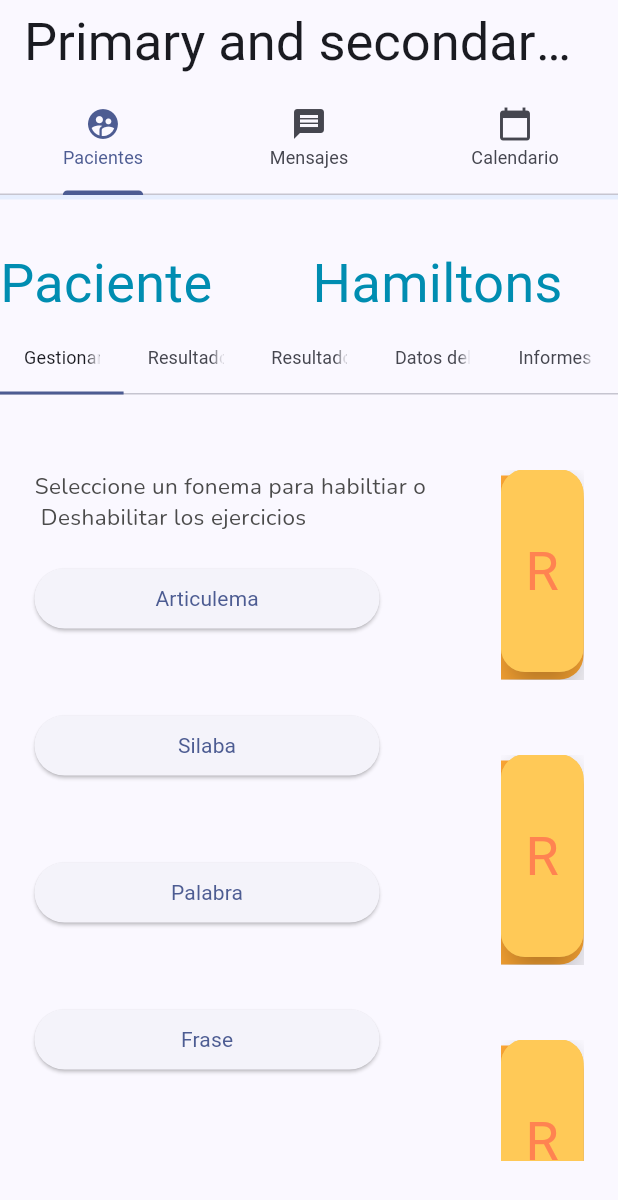
After one commit to SpeakApp-UNLaM/speakapp-webapp, a Flutter app: the screen it shows after launch, on a phone screen of 412 x 824 dp. The commit adds this screen. Shown: the top 1200 px of the screen. Run offline on Flutter 3.47's test engine with Material 2 defaults, Android fonts, the phone set to English and light mode, and no system bars; our stand-ins replace dio, fluttertoast, google_fonts; Roboto replaces fonts that are missing (IkkaRounded).

Commit message:
fix classes

```diff
--- a/lib/main.dart
+++ b/lib/main.dart
@@ -1,5 +1,5 @@
 import 'package:flutter/material.dart';
-import 'package:speak_app_web/screens/manage_exercise_screen.dart';
+import 'package:speak_app_web/screens/management_screen.dart';
 
 import 'config/theme/app_theme.dart';
 
@@ -16,7 +16,7 @@ class MyApp extends StatelessWidget {
     return MaterialApp(
       title: 'Flutter Demo',
       theme: AppTheme.theme(),
-      home: const TabBarExample(),
+      home: const ManagementScreen(),
     );
   }
 }
--- /dev/null
+++ b/lib/screens/manage_patient_view.dart
@@ -0,0 +1,35 @@
+import 'package:flutter/material.dart';
+
+import '../config/theme/app_theme.dart';
+import '../widgets/second_tab_bar_manage_patient.dart';
+
+class ManagePatientView extends StatelessWidget {
+  const ManagePatientView({
+    super.key,
+  });
+
+  @override
+  Widget build(BuildContext context) {
+    return Column(
+      children: [
+        Divider(
+          thickness: 3,
+          height: 3,
+          color: colorList[7],
+        ),
+        const SizedBox(
+          height: 30,
+        ),
+        Container(
+            alignment: Alignment.centerLeft,
+            child: Text("Paciente       Hamiltons",
+                style: TextStyle(
+                  fontSize: 36,
+                  color: colorList[6],
+                  fontFamily: 'IkkaRounded',
+                ))),
+        const SecondTabBarPatient(),
+      ],
+    );
+  }
+}
--- /dev/null
+++ b/lib/screens/management_screen.dart
@@ -0,0 +1,60 @@
+import 'package:flutter/material.dart';
+import 'manage_patient_view.dart';
+
+class ManagementScreen extends StatefulWidget {
+  const ManagementScreen({Key? key}) : super(key: key);
+
+  @override
+  _ManagementScreenState createState() => _ManagementScreenState();
+}
+
+class _ManagementScreenState extends State<ManagementScreen>
+    with TickerProviderStateMixin {
+  late TabController _tabController;
+
+  @override
+  void initState() {
+    super.initState();
+    _tabController = TabController(initialIndex: 0, length: 3, vsync: this);
+  }
+
+  @override
+  void dispose() {
+    _tabController.dispose();
+    super.dispose();
+  }
+
+  @override
+  Widget build(BuildContext context) {
+    return Scaffold(
+      appBar: AppBar(
+        title: const Text('Primary and secondary TabBar'),
+        bottom: TabBar(
+          controller: _tabController, // Asignar el controlador aquí
+          tabs: const <Widget>[
+            Tab(
+              text: 'Pacientes',
+              icon: Icon(Icons.supervised_user_circle),
+            ),
+            Tab(
+              text: 'Mensajes',
+              icon: Icon(Icons.message),
+            ),
+            Tab(
+              text: 'Calendario',
+              icon: Icon(Icons.calendar_today),
+            ),
+          ],
+        ),
+      ),
+      body: TabBarView(
+        controller: _tabController, // Asignar el controlador aquí
+        children: const <Widget>[
+          ManagePatientView(),
+          Text("2"),
+          Text("3"),
+        ],
+      ),
+    );
+  }
+}
--- /dev/null
+++ b/lib/widgets/list_phonemes.dart
@@ -0,0 +1,31 @@
+import 'package:flutter/material.dart';
+
+import 'button_phoneme.dart';
+
+class BlockPhoneme extends StatelessWidget {
+  const BlockPhoneme({
+    super.key,
+  });
+
+  @override
+  Widget build(BuildContext context) {
+    return const Expanded(
+      child: SingleChildScrollView(
+        child: Wrap(
+          spacing: 50,
+          runSpacing: 50,
+          children: [
+            ButtonPhoneme(),
+            ButtonPhoneme(),
+            ButtonPhoneme(),
+            ButtonPhoneme(),
+            ButtonPhoneme(),
+            ButtonPhoneme(),
+            ButtonPhoneme(),
+            ButtonPhoneme(),
+          ],
+        ),
+      ),
+    );
+  }
+}
--- /dev/null
+++ b/lib/widgets/menu_lateral_exercise.dart
@@ -0,0 +1,53 @@
+import 'package:flutter/material.dart';
+
+class ListLateral extends StatelessWidget {
+  const ListLateral({
+    super.key,
+  });
+
+  @override
+  Widget build(BuildContext context) {
+    return SingleChildScrollView(
+      child: Column(
+        mainAxisAlignment: MainAxisAlignment.center,
+        crossAxisAlignment: CrossAxisAlignment.start,
+        children: [
+          const Text(
+              "Seleccione un fonema para habiltiar o\n Deshabilitar los ejercicios"),
+          const SizedBox(
+            height: 20,
+          ),
+          ElevatedButton(
+              style: const ButtonStyle(
+                  minimumSize: MaterialStatePropertyAll(Size(230, 40))),
+              onPressed: () => {},
+              child: const Text("Articulema")),
+          const SizedBox(
+            height: 50,
+          ),
+          ElevatedButton(
+              style: const ButtonStyle(
+                  minimumSize: MaterialStatePropertyAll(Size(230, 40))),
+              onPressed: () => {},
+              child: const Text("Silaba")),
+          const SizedBox(
+            height: 50,
+          ),
+          ElevatedButton(
+              style: const ButtonStyle(
+                  minimumSize: MaterialStatePropertyAll(Size(230, 40))),
+              onPressed: () => {},
+              child: const Text("Palabra")),
+          const SizedBox(
+            height: 50,
+          ),
+          ElevatedButton(
+              style: const ButtonStyle(
+                  minimumSize: MaterialStatePropertyAll(Size(230, 40))),
+              onPressed: () => {},
+              child: const Text("Frase")),
+        ],
+      ),
+    );
+  }
+}
--- /dev/null
+++ b/lib/widgets/second_tab_bar_manage_patient.dart
@@ -0,0 +1,73 @@
+import 'package:flutter/material.dart';
+
+import 'list_phonemes.dart';
+import 'menu_lateral_exercise.dart';
+
+class SecondTabBarPatient extends StatefulWidget {
+  const SecondTabBarPatient({super.key});
+
+  @override
+  State<SecondTabBarPatient> createState() => _SecondTabBarPatientState();
+}
+
+class _SecondTabBarPatientState extends State<SecondTabBarPatient>
+    with TickerProviderStateMixin {
+  late final TabController _tabController;
+
+  @override
+  void initState() {
+    super.initState();
+    _tabController = TabController(initialIndex: 0, length: 5, vsync: this);
+  }
+
+  @override
+  void dispose() {
+    _tabController.dispose();
+    super.dispose();
+  }
+
+  @override
+  Widget build(BuildContext context) {
+    return Flexible(
+      child: Column(
+        children: <Widget>[
+          TabBar.secondary(
+            controller: _tabController,
+            tabs: const <Widget>[
+              Tab(text: 'Gestionar ejercicios'),
+              Tab(text: 'Resultados de ejercicios'),
+              Tab(text: 'Resultados del test'),
+              Tab(text: 'Datos del paciente'),
+              Tab(text: 'Informes de sesiones'),
+            ],
+          ),
+          Expanded(
+            child: TabBarView(
+              controller: _tabController,
+              children: const <Widget>[
+                Padding(
+                  padding: EdgeInsetsDirectional.symmetric(
+                      horizontal: 23, vertical: 50),
+                  child: Row(
+                    crossAxisAlignment: CrossAxisAlignment.start,
+                    children: [
+                      ListLateral(),
+                      SizedBox(
+                        width: 50,
+                      ),
+                      BlockPhoneme()
+                    ],
+                  ),
+                ),
+                Text("asd"),
+                Text("asd"),
+                Text("asd"),
+                Text("asd"),
+              ],
+            ),
+          ),
+        ],
+      ),
+    );
+  }
+}
```
Also changed, not shown: lib/screens/manage_exercise_screen.dart (deleted, +0 -234 lines), lib/screens/manage_exercise_view.dart (deleted, +0 -85 lines), lib/widgets/menu.dart (deleted, +0 -37 lines), lib/widgets/tab_bar.dart (deleted, +0 -30 lines).
